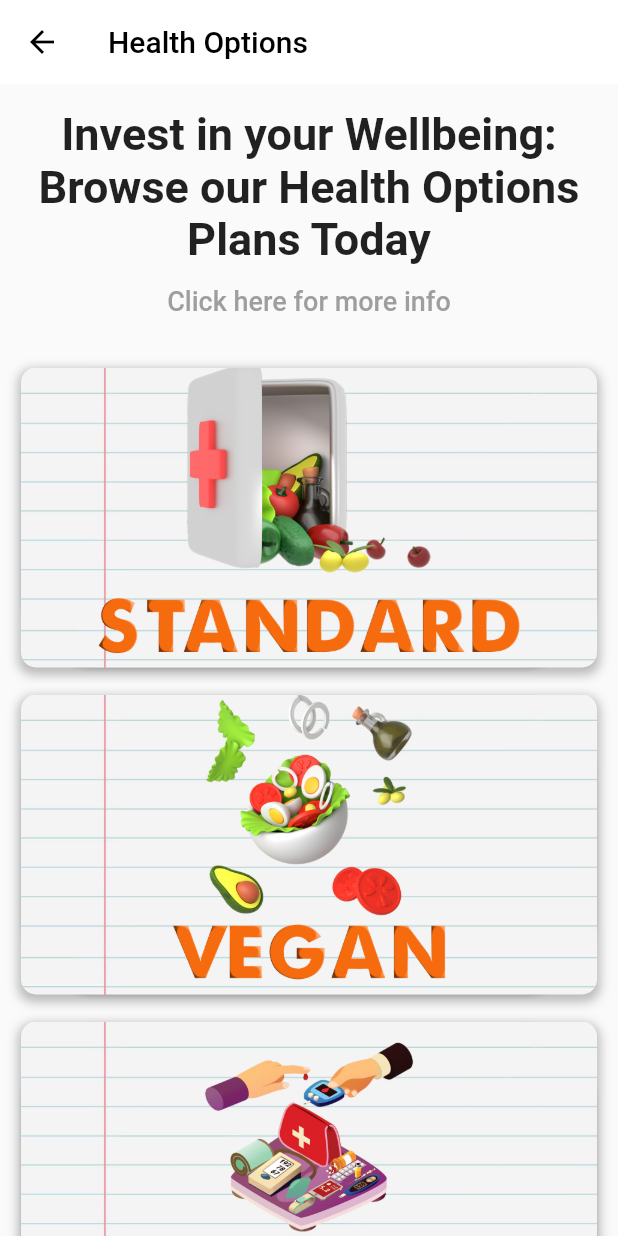
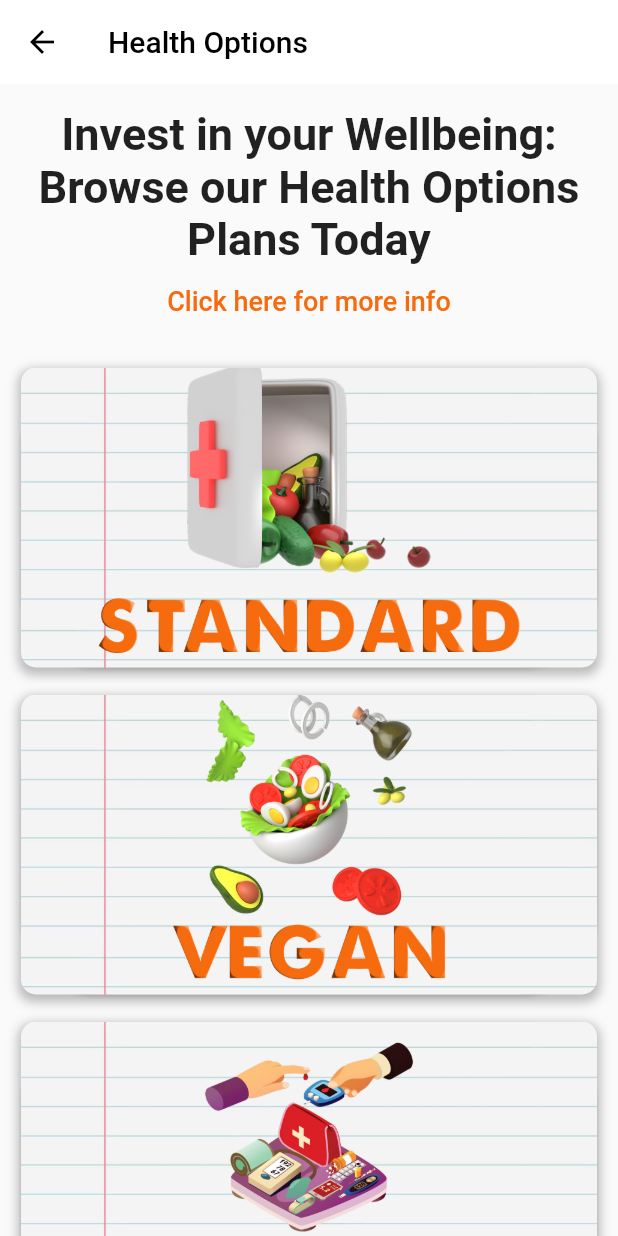
Before and after one commit to kaonapp/kaon, a Flutter app: the screen it shows after launch, after a tap on "View All", on a phone screen of 412 x 824 dp. Run offline on Flutter 3.47's test engine with Material 2 defaults, Android fonts, the phone set to English and light mode, and no system bars; our stand-ins replace cloud_firestore, firebase_core, flutter_native_splash, get, youtube_player_flutter; accounts and stored records are empty.

Commit message:
Changed fridge icon to image.

```diff
--- a/lib/health_page.dart
+++ b/lib/health_page.dart
@@ -60,7 +60,10 @@ class _HealthPageState extends State<HealthPage> {
                   },
                   child: const Text(
                     'Click here for more info',
-                    style: TextStyle(fontSize: 18.0, color: Colors.grey),
+                    style: TextStyle(
+                      fontSize: 18.0,
+                      color: Color(0xFFF66B0E),
+                    ),
                   ),
                 ),
               ],
--- a/lib/homepage.dart
+++ b/lib/homepage.dart
@@ -73,13 +73,15 @@ class _HomePageState extends State<HomePage> {
         ),
         elevation: 0,
         actions: [
-          IconButton(
-            onPressed: () {
+          GestureDetector(
+            onTap: () {
               Navigator.push(context,
                   MaterialPageRoute(builder: (context) => const FilterPage()));
             },
-            icon: const Icon(Icons.kitchen),
-            color: Colors.black,
+            child: Image.asset(
+              'assets/fridge_icon.png',
+              height: 30, // set the desired height of the image
+            ),
           ),
         ],
       ),
```
Also changed, not shown: assets/fridge_icon.png (added).
